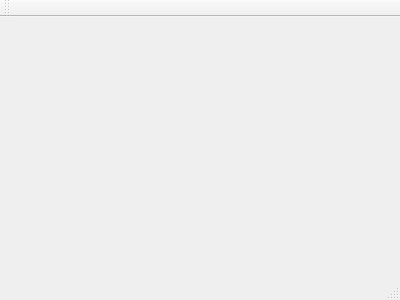
Before: the Qt Designer form BookManger/mainwindow.ui in MarJoSong/Qt_Project, drawn with Qt 5.
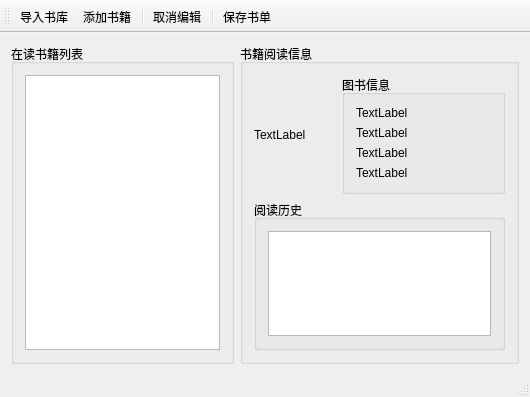
After: the same form once the commit is applied. Icons and pictures are not drawn.

```diff
--- a/BookManger/mainwindow.ui
+++ b/BookManger/mainwindow.ui
@@ -1,24 +1,202 @@
 <ui version="4.0">
  <class>MainWindow</class>
- <widget class="QMainWindow" name="MainWindow" >
-  <property name="geometry" >
+ <widget class="QMainWindow" name="MainWindow">
+  <property name="geometry">
    <rect>
     <x>0</x>
     <y>0</y>
-    <width>400</width>
-    <height>300</height>
+    <width>530</width>
+    <height>397</height>
    </rect>
   </property>
-  <property name="windowTitle" >
+  <property name="maximumSize">
+   <size>
+    <width>600</width>
+    <height>500</height>
+   </size>
+  </property>
+  <property name="windowTitle">
    <string>MainWindow</string>
   </property>
-  <widget class="QMenuBar" name="menuBar" />
-  <widget class="QToolBar" name="mainToolBar" />
-  <widget class="QWidget" name="centralWidget" />
-  <widget class="QStatusBar" name="statusBar" />
+  <widget class="QWidget" name="centralWidget">
+   <layout class="QVBoxLayout" name="verticalLayout_3">
+    <item>
+     <layout class="QHBoxLayout" name="horizontalLayout" stretch="4,5">
+      <item>
+       <widget class="QGroupBox" name="groupBox">
+        <property name="title">
+         <string>在读书籍列表</string>
+        </property>
+        <layout class="QVBoxLayout" name="verticalLayout">
+         <item>
+          <widget class="QListView" name="listView"/>
+         </item>
+        </layout>
+       </widget>
+      </item>
+      <item>
+       <widget class="QGroupBox" name="groupBox_2">
+        <property name="title">
+         <string>书籍阅读信息</string>
+        </property>
+        <layout class="QVBoxLayout" name="verticalLayout_6">
+         <item>
+          <layout class="QVBoxLayout" name="verticalLayout_5">
+           <item>
+            <layout class="QHBoxLayout" name="horizontalLayout_2" stretch="1,2">
+             <item>
+              <widget class="QLabel" name="label">
+               <property name="text">
+                <string>TextLabel</string>
+               </property>
+              </widget>
+             </item>
+             <item>
+              <widget class="QGroupBox" name="groupBox_3">
+               <property name="title">
+                <string>图书信息</string>
+               </property>
+               <layout class="QVBoxLayout" name="verticalLayout_4">
+                <item>
+                 <widget class="QLabel" name="label_2">
+                  <property name="text">
+                   <string>TextLabel</string>
+                  </property>
+                 </widget>
+                </item>
+                <item>
+                 <widget class="QLabel" name="label_3">
+                  <property name="text">
+                   <string>TextLabel</string>
+                  </property>
+                 </widget>
+                </item>
+                <item>
+                 <widget class="QLabel" name="label_4">
+                  <property name="text">
+                   <string>TextLabel</string>
+                  </property>
+                 </widget>
+                </item>
+                <item>
+                 <widget class="QLabel" name="label_5">
+                  <property name="text">
+                   <string>TextLabel</string>
+                  </property>
+                 </widget>
+                </item>
+               </layout>
+              </widget>
+             </item>
+            </layout>
+           </item>
+           <item>
+            <widget class="QGroupBox" name="groupBox_4">
+             <property name="title">
+              <string>阅读历史</string>
+             </property>
+             <layout class="QVBoxLayout" name="verticalLayout_2">
+              <item>
+               <widget class="QPlainTextEdit" name="plainTextEdit"/>
+              </item>
+             </layout>
+            </widget>
+           </item>
+          </layout>
+         </item>
+        </layout>
+       </widget>
+      </item>
+     </layout>
+    </item>
+   </layout>
+  </widget>
+  <widget class="QMenuBar" name="menuBar">
+   <property name="geometry">
+    <rect>
+     <x>0</x>
+     <y>0</y>
+     <width>530</width>
+     <height>23</height>
+    </rect>
+   </property>
+  </widget>
+  <widget class="QToolBar" name="mainToolBar">
+   <property name="toolButtonStyle">
+    <enum>Qt::ToolButtonIconOnly</enum>
+   </property>
+   <attribute name="toolBarArea">
+    <enum>TopToolBarArea</enum>
+   </attribute>
+   <attribute name="toolBarBreak">
+    <bool>false</bool>
+   </attribute>
+   <addaction name="actImportLibrary"/>
+   <addaction name="actAddBook"/>
+   <addaction name="separator"/>
+   <addaction name="actEditUnable"/>
+   <addaction name="separator"/>
+   <addaction name="actSave"/>
+  </widget>
+  <widget class="QStatusBar" name="statusBar"/>
+  <action name="actAddBook">
+   <property name="icon">
+    <iconset resource="res.qrc">
+     <normaloff>:/images/icons/1218739.png</normaloff>:/images/icons/1218739.png</iconset>
+   </property>
+   <property name="text">
+    <string>添加书籍</string>
+   </property>
+   <property name="toolTip">
+    <string>添加书籍</string>
+   </property>
+   <property name="shortcut">
+    <string>Ctrl+A</string>
+   </property>
+  </action>
+  <action name="actImportLibrary">
+   <property name="icon">
+    <iconset resource="res.qrc">
+     <normaloff>:/images/icons/1218781.png</normaloff>:/images/icons/1218781.png</iconset>
+   </property>
+   <property name="text">
+    <string>导入书库</string>
+   </property>
+   <property name="toolTip">
+    <string>导入书库</string>
+   </property>
+   <property name="shortcut">
+    <string>Ctrl+O</string>
+   </property>
+  </action>
+  <action name="actEditUnable">
+   <property name="icon">
+    <iconset resource="res.qrc">
+     <normaloff>:/images/icons/1218744.png</normaloff>:/images/icons/1218744.png</iconset>
+   </property>
+   <property name="text">
+    <string>取消编辑</string>
+   </property>
+   <property name="toolTip">
+    <string>取消编辑</string>
+   </property>
+  </action>
+  <action name="actSave">
+   <property name="icon">
+    <iconset resource="res.qrc">
+     <normaloff>:/images/icons/1218767.png</normaloff>:/images/icons/1218767.png</iconset>
+   </property>
+   <property name="text">
+    <string>保存书单</string>
+   </property>
+   <property name="toolTip">
+    <string>保存书单</string>
+   </property>
+  </action>
  </widget>
- <layoutDefault spacing="6" margin="11" />
- <pixmapfunction></pixmapfunction>
- <resources/>
+ <layoutdefault spacing="6" margin="11"/>
+ <resources>
+  <include location="res.qrc"/>
+ </resources>
  <connections/>
 </ui>
```
Left out of the diff: 1 changed line with no effect on the pictures.
